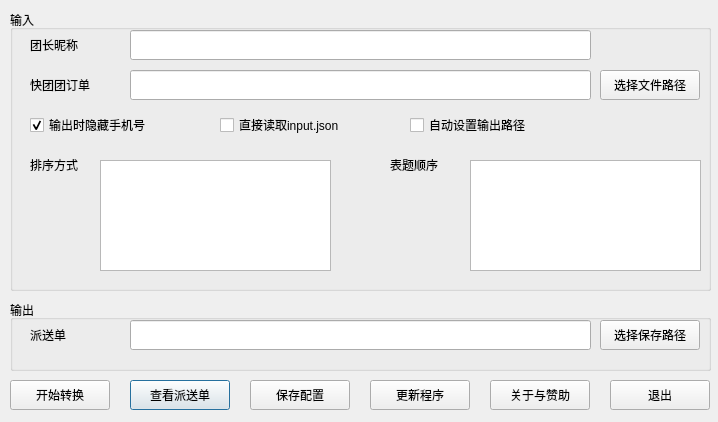
Old version of the form GrouponDeliveryNoteMainDialog.ui in the repository mtshang1984/GrouponDeliveryNote.
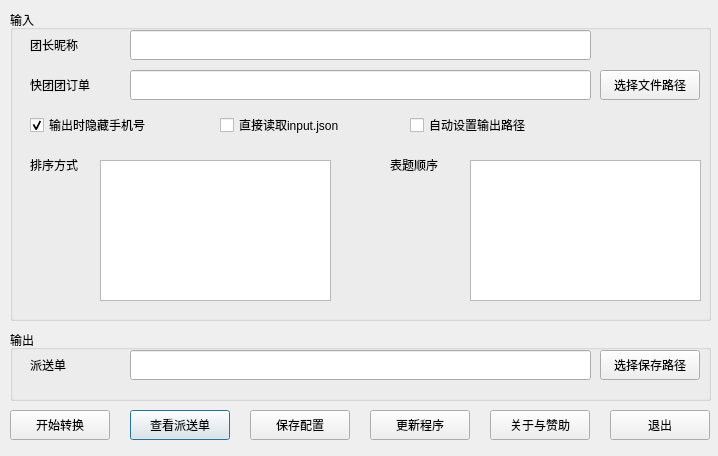
New version of the form.

```diff
--- a/GrouponDeliveryNoteMainDialog.ui
+++ b/GrouponDeliveryNoteMainDialog.ui
@@ -7,7 +7,7 @@
     <x>0</x>
     <y>0</y>
     <width>718</width>
-    <height>422</height>
+    <height>456</height>
    </rect>
   </property>
   <property name="windowTitle">
@@ -17,7 +17,7 @@
    <property name="geometry">
     <rect>
      <x>30</x>
-     <y>320</y>
+     <y>350</y>
      <width>80</width>
      <height>30</height>
     </rect>
@@ -33,7 +33,7 @@
    <property name="geometry">
     <rect>
      <x>130</x>
-     <y>320</y>
+     <y>350</y>
      <width>461</width>
      <height>30</height>
     </rect>
@@ -46,7 +46,7 @@
    <property name="geometry">
     <rect>
      <x>130</x>
-     <y>380</y>
+     <y>410</y>
      <width>100</width>
      <height>30</height>
     </rect>
@@ -59,7 +59,7 @@
    <property name="geometry">
     <rect>
      <x>490</x>
-     <y>380</y>
+     <y>410</y>
      <width>100</width>
      <height>30</height>
     </rect>
@@ -72,7 +72,7 @@
    <property name="geometry">
     <rect>
      <x>370</x>
-     <y>380</y>
+     <y>410</y>
      <width>100</width>
      <height>30</height>
     </rect>
@@ -87,7 +87,7 @@
      <x>10</x>
      <y>10</y>
      <width>701</width>
-     <height>281</height>
+     <height>311</height>
     </rect>
    </property>
    <property name="title">
@@ -187,7 +187,7 @@
       <x>90</x>
       <y>150</y>
       <width>231</width>
-      <height>111</height>
+      <height>141</height>
      </rect>
     </property>
     <property name="editTriggers">
@@ -226,7 +226,7 @@
       <x>460</x>
       <y>150</y>
       <width>231</width>
-      <height>111</height>
+      <height>141</height>
      </rect>
     </property>
     <property name="editTriggers">
@@ -251,7 +251,7 @@
    <property name="geometry">
     <rect>
      <x>10</x>
-     <y>300</y>
+     <y>330</y>
      <width>701</width>
      <height>71</height>
     </rect>
@@ -277,7 +277,7 @@
    <property name="geometry">
     <rect>
      <x>610</x>
-     <y>380</y>
+     <y>410</y>
      <width>100</width>
      <height>30</height>
     </rect>
@@ -290,7 +290,7 @@
    <property name="geometry">
     <rect>
      <x>10</x>
-     <y>380</y>
+     <y>410</y>
      <width>100</width>
      <height>30</height>
     </rect>
@@ -303,7 +303,7 @@
    <property name="geometry">
     <rect>
      <x>250</x>
-     <y>380</y>
+     <y>410</y>
      <width>100</width>
      <height>30</height>
     </rect>
```
Left out of the diff: 2 changed lines with no effect on the pictures.
